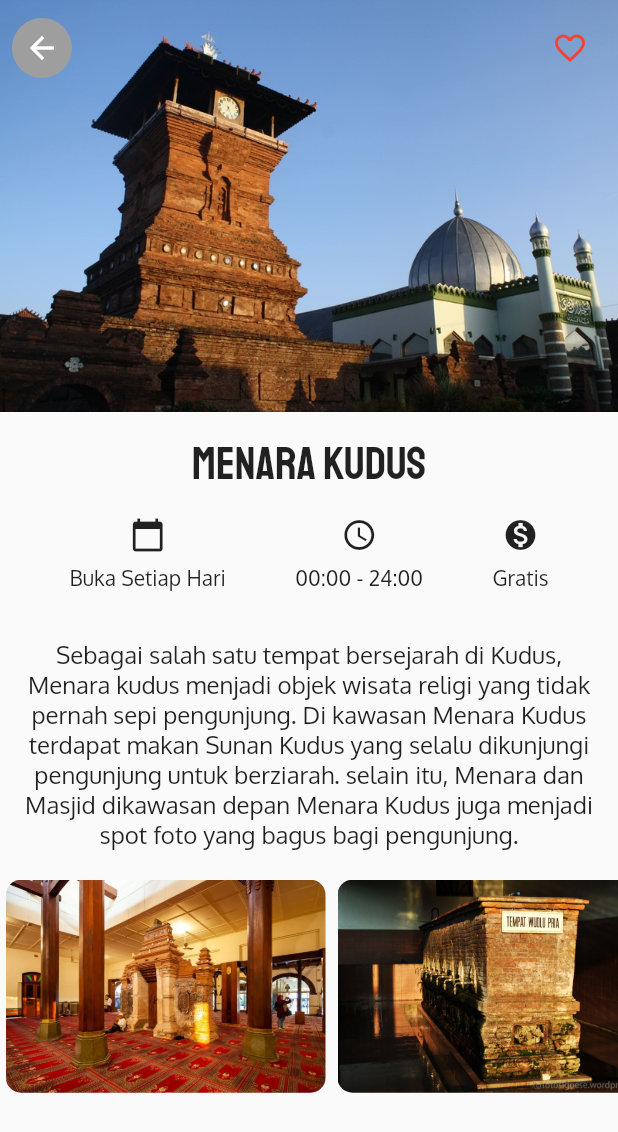
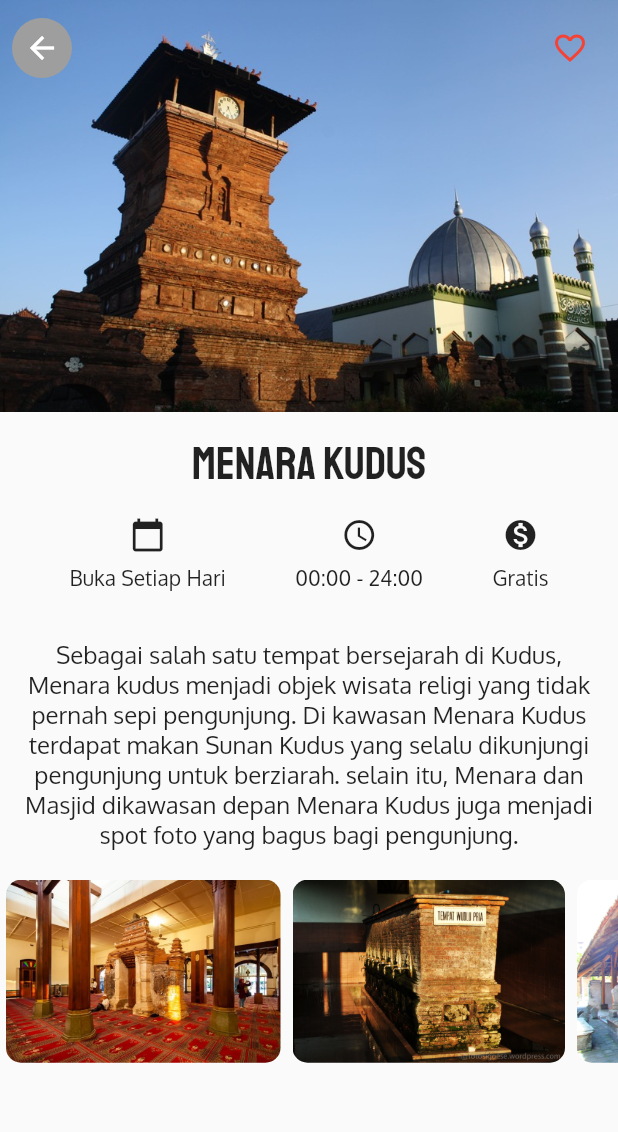
Before and after one commit to nandaarya/wisata_kudus, a Flutter app: the screen it shows after launch, after a tap on "Menara Kudus", on a phone screen of 412 x 824 dp. Shown: the top 1132 px of the screen. Run offline on Flutter 3.47's test engine with Material 2 defaults, Android fonts, the phone set to English and light mode, and no system bars.

Commit message:
(+) change height of images

```diff
--- a/lib/detail_screen.dart
+++ b/lib/detail_screen.dart
@@ -122,7 +122,7 @@ class DetailMobilePage extends StatelessWidget {
               ),
             ),
             Container(
-              height: 150,
+              height: 130,
               child: ListView(
                 scrollDirection: Axis.horizontal,
                 children: place.imageAsset2.map((images) {
@@ -130,7 +130,7 @@ class DetailMobilePage extends StatelessWidget {
                     padding: const EdgeInsets.all(4.0),
                     child: ClipRRect(
                       borderRadius: BorderRadius.circular(10),
-                      child: Image.asset(images),
+                      child: Image.asset(images, height: 130),
                     ),
                   );
                 }).toList(),
```
